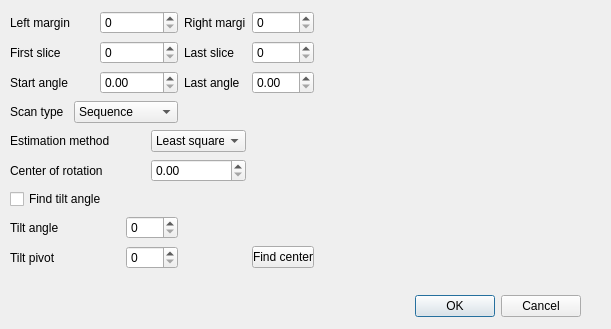
First picture: the form in src/muhrec3/configuregeometrydialog.ui, repository neutronimaging/imagingsuite, before the edit.
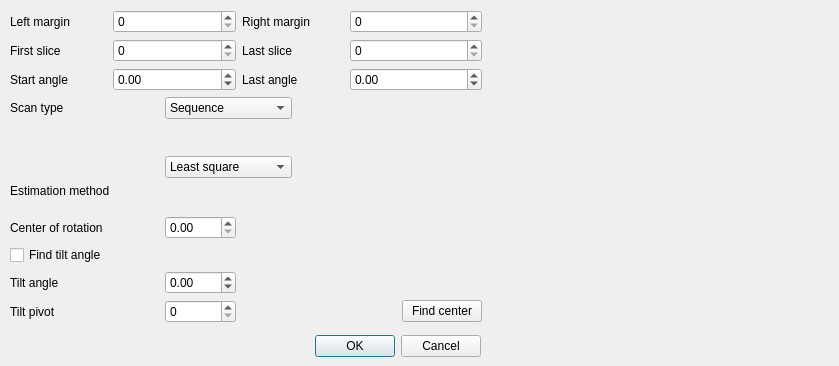
Second picture: the form after the edit. Custom widgets are drawn as their Qt base class.

Commit message: Started to implement the center calibration dialog

Diff of the .ui file:
```diff
--- a/src/muhrec3/configuregeometrydialog.ui
+++ b/src/muhrec3/configuregeometrydialog.ui
@@ -6,8 +6,8 @@
    <rect>
     <x>0</x>
     <y>0</y>
-    <width>611</width>
-    <height>329</height>
+    <width>839</width>
+    <height>366</height>
    </rect>
   </property>
   <property name="windowTitle">
@@ -16,8 +16,8 @@
   <widget class="QDialogButtonBox" name="buttonBox">
    <property name="geometry">
     <rect>
-     <x>240</x>
-     <y>290</y>
+     <x>140</x>
+     <y>330</y>
      <width>341</width>
      <height>32</height>
     </rect>
@@ -32,10 +32,10 @@
   <widget class="QtAddons::ImageViewerWidget" name="widget" native="true">
    <property name="geometry">
     <rect>
-     <x>320</x>
-     <y>10</y>
-     <width>281</width>
-     <height>261</height>
+     <x>496</x>
+     <y>11</y>
+     <width>331</width>
+     <height>314</height>
     </rect>
    </property>
   </widget>
@@ -44,30 +44,38 @@
     <rect>
      <x>10</x>
      <y>10</y>
-     <width>304</width>
-     <height>264</height>
+     <width>472</width>
+     <height>313</height>
     </rect>
    </property>
    <layout class="QGridLayout" name="gridLayout">
-    <item row="0" column="0" colspan="2">
+    <item row="0" column="0">
      <widget class="QLabel" name="label">
       <property name="text">
        <string>Left margin</string>
       </property>
      </widget>
     </item>
-    <item row="0" column="2" colspan="3">
-     <widget class="QSpinBox" name="spinBox"/>
+    <item row="0" column="1" colspan="2">
+     <widget class="QSpinBox" name="spinMarginLeft">
+      <property name="maximum">
+       <number>9999</number>
+      </property>
+     </widget>
     </item>
-    <item row="0" column="5">
+    <item row="0" column="3" colspan="2">
      <widget class="QLabel" name="label_2">
       <property name="text">
        <string>Right margin</string>
       </property>
      </widget>
     </item>
-    <item row="0" column="6">
-     <widget class="QSpinBox" name="spinBox_2"/>
+    <item row="0" column="5" colspan="2">
+     <widget class="QSpinBox" name="spinSPinMarginRight">
+      <property name="maximum">
+       <number>9999</number>
+      </property>
+     </widget>
     </item>
     <item row="1" column="0">
      <widget class="QLabel" name="label_3">
@@ -76,18 +84,26 @@
       </property>
      </widget>
     </item>
-    <item row="1" column="2" colspan="3">
-     <widget class="QSpinBox" name="spinBox_3"/>
+    <item row="1" column="1" colspan="2">
+     <widget class="QSpinBox" name="spinSliceFirst">
+      <property name="maximum">
+       <number>9999</number>
+      </property>
+     </widget>
     </item>
-    <item row="1" column="5">
+    <item row="1" column="3">
      <widget class="QLabel" name="label_4">
       <property name="text">
        <string>Last slice</string>
       </property>
      </widget>
     </item>
-    <item row="1" column="6">
-     <widget class="QSpinBox" name="spinBox_4"/>
+    <item row="1" column="5" colspan="2">
+     <widget class="QSpinBox" name="spinSliceLast">
+      <property name="maximum">
+       <number>9999</number>
+      </property>
+     </widget>
     </item>
     <item row="2" column="0">
      <widget class="QLabel" name="label_6">
@@ -96,13 +112,33 @@
       </property>
      </widget>
     </item>
-    <item row="2" column="5">
+    <item row="2" column="1" colspan="2">
+     <widget class="QDoubleSpinBox" name="dspinAngleFirst">
+      <property name="minimum">
+       <double>-720.000000000000000</double>
+      </property>
+      <property name="maximum">
+       <double>720.000000000000000</double>
+      </property>
+     </widget>
+    </item>
+    <item row="2" column="3" colspan="2">
      <widget class="QLabel" name="label_7">
       <property name="text">
        <string>Last angle</string>
       </property>
      </widget>
     </item>
+    <item row="2" column="5" colspan="2">
+     <widget class="QDoubleSpinBox" name="dspinAngleLast">
+      <property name="minimum">
+       <double>-720.000000000000000</double>
+      </property>
+      <property name="maximum">
+       <double>720.000000000000000</double>
+      </property>
+     </widget>
+    </item>
     <item row="3" column="0">
      <widget class="QLabel" name="label_5">
       <property name="text">
@@ -110,8 +146,8 @@
       </property>
      </widget>
     </item>
-    <item row="3" column="1" colspan="4">
-     <widget class="QComboBox" name="comboBox">
+    <item row="3" column="2" colspan="2">
+     <widget class="QComboBox" name="comboScanType">
       <item>
        <property name="text">
         <string>Sequence</string>
@@ -124,15 +160,21 @@
       </item>
      </widget>
     </item>
-    <item row="4" column="0" colspan="4">
-     <widget class="QLabel" name="label_11">
-      <property name="text">
-       <string>Estimation method</string>
+    <item row="3" column="4" rowspan="2" colspan="3">
+     <spacer name="horizontalSpacer_9">
+      <property name="orientation">
+       <enum>Qt::Horizontal</enum>
       </property>
-     </widget>
+      <property name="sizeHint" stdset="0">
+       <size>
+        <width>168</width>
+        <height>20</height>
+       </size>
+      </property>
+     </spacer>
     </item>
-    <item row="4" column="4" colspan="2">
-     <widget class="QComboBox" name="comboBox_2">
+    <item row="4" column="2" rowspan="2" colspan="2">
+     <widget class="QComboBox" name="comboEstimatationMethod">
       <item>
        <property name="text">
         <string>Least square</string>
@@ -145,56 +187,139 @@
       </item>
      </widget>
     </item>
-    <item row="5" column="0" colspan="3">
+    <item row="5" column="0" colspan="2">
+     <widget class="QLabel" name="label_11">
+      <property name="text">
+       <string>Estimation method</string>
+      </property>
+     </widget>
+    </item>
+    <item row="5" column="4" colspan="3">
+     <spacer name="horizontalSpacer_7">
+      <property name="orientation">
+       <enum>Qt::Horizontal</enum>
+      </property>
+      <property name="sizeHint" stdset="0">
+       <size>
+        <width>158</width>
+        <height>20</height>
+       </size>
+      </property>
+     </spacer>
+    </item>
+    <item row="6" column="0" colspan="2">
      <widget class="QLabel" name="label_8">
       <property name="text">
        <string>Center of rotation</string>
       </property>
      </widget>
     </item>
-    <item row="5" column="4" colspan="2">
-     <widget class="QDoubleSpinBox" name="doubleSpinBox"/>
+    <item row="6" column="2">
+     <widget class="QDoubleSpinBox" name="doubleSpinBox">
+      <property name="maximum">
+       <double>9999.000000000000000</double>
+      </property>
+      <property name="singleStep">
+       <double>0.100000000000000</double>
+      </property>
+     </widget>
     </item>
-    <item row="6" column="0" colspan="4">
+    <item row="6" column="3" colspan="4">
+     <spacer name="horizontalSpacer_2">
+      <property name="orientation">
+       <enum>Qt::Horizontal</enum>
+      </property>
+      <property name="sizeHint" stdset="0">
+       <size>
+        <width>228</width>
+        <height>20</height>
+       </size>
+      </property>
+     </spacer>
+    </item>
+    <item row="7" column="0">
      <widget class="QCheckBox" name="checkBox">
       <property name="text">
        <string>Find tilt angle</string>
       </property>
      </widget>
     </item>
-    <item row="7" column="0">
+    <item row="7" column="2" colspan="5">
+     <spacer name="horizontalSpacer_8">
+      <property name="orientation">
+       <enum>Qt::Horizontal</enum>
+      </property>
+      <property name="sizeHint" stdset="0">
+       <size>
+        <width>298</width>
+        <height>20</height>
+       </size>
+      </property>
+     </spacer>
+    </item>
+    <item row="8" column="0">
      <widget class="QLabel" name="label_9">
       <property name="text">
        <string>Tilt angle</string>
       </property>
      </widget>
     </item>
-    <item row="7" column="3" colspan="2">
-     <widget class="QSpinBox" name="spinBox_7"/>
+    <item row="8" column="2">
+     <widget class="QDoubleSpinBox" name="doubleSpinBox_7">
+      <property name="minimum">
+       <double>-10.000000000000000</double>
+      </property>
+      <property name="maximum">
+       <double>10.000000000000000</double>
+      </property>
+      <property name="singleStep">
+       <double>0.100000000000000</double>
+      </property>
+     </widget>
     </item>
-    <item row="8" column="0">
+    <item row="8" column="3" colspan="4">
+     <spacer name="horizontalSpacer_4">
+      <property name="orientation">
+       <enum>Qt::Horizontal</enum>
+      </property>
+      <property name="sizeHint" stdset="0">
+       <size>
+        <width>228</width>
+        <height>20</height>
+       </size>
+      </property>
+     </spacer>
+    </item>
+    <item row="9" column="0">
      <widget class="QLabel" name="label_10">
       <property name="text">
        <string>Tilt pivot</string>
       </property>
      </widget>
     </item>
-    <item row="8" column="3" colspan="2">
+    <item row="9" column="2">
      <widget class="QSpinBox" name="spinBox_8"/>
     </item>
-    <item row="8" column="6">
+    <item row="9" column="3" colspan="3">
+     <spacer name="horizontalSpacer_6">
+      <property name="orientation">
+       <enum>Qt::Horizontal</enum>
+      </property>
+      <property name="sizeHint" stdset="0">
+       <size>
+        <width>128</width>
+        <height>20</height>
+       </size>
+      </property>
+     </spacer>
+    </item>
+    <item row="9" column="6">
      <widget class="QPushButton" name="pushButton">
       <property name="text">
        <string>Find center</string>
       </property>
      </widget>
     </item>
-    <item row="2" column="2" colspan="3">
-     <widget class="QDoubleSpinBox" name="doubleSpinBox_5"/>
-    </item>
-    <item row="2" column="6">
-     <widget class="QDoubleSpinBox" name="doubleSpinBox_6"/>
-    </item>
    </layout>
   </widget>
  </widget>
```
The commit also changes 3 other files.
